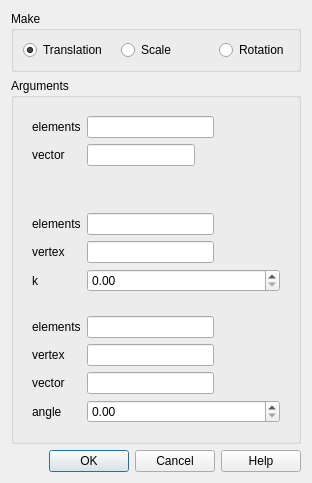
Before: the Qt Designer form src/HEXABLOCKGUI/Transformation_QTD.ui in SalomePlatform/hexablock, drawn with Qt 5.
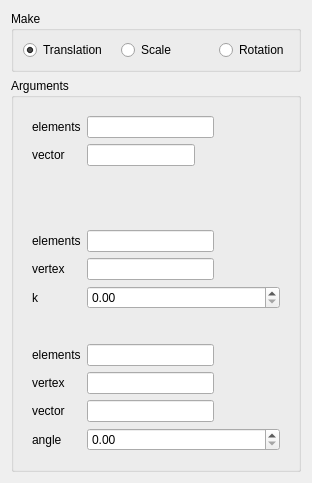
After: the same form once the commit is applied.

Commit message: fixed : selection model added : highlight on propagation's edges 	apply button on dialog panel updated : association menu, object brower's name, menu always showing, ...

Diff of the .ui file:
```diff
--- a/src/HEXABLOCKGUI/Transformation_QTD.ui
+++ b/src/HEXABLOCKGUI/Transformation_QTD.ui
@@ -246,16 +246,6 @@
      </layout>
     </widget>
    </item>
-   <item>
-    <widget class="QDialogButtonBox" name="buttonBox">
-     <property name="orientation">
-      <enum>Qt::Horizontal</enum>
-     </property>
-     <property name="standardButtons">
-      <set>QDialogButtonBox::Cancel|QDialogButtonBox::Help|QDialogButtonBox::Ok</set>
-     </property>
-    </widget>
-   </item>
   </layout>
  </widget>
  <resources/>
```
Left out of the diff: 32 changed lines with no effect on the pictures. The commit also changes 37 other files.
